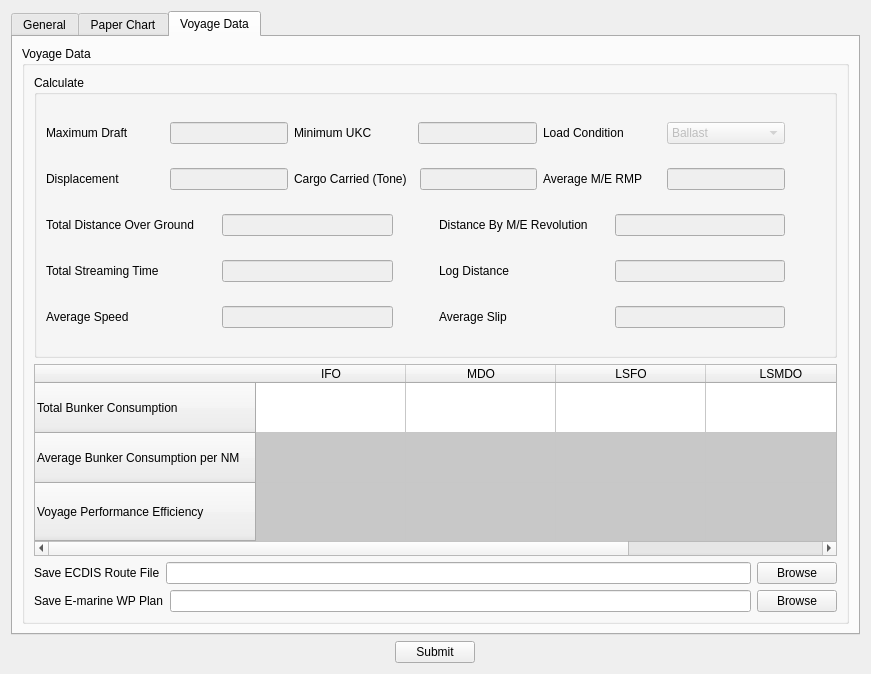
Old version of the form QtUi/loadRoute.ui in the repository heavenlxj/emgui.
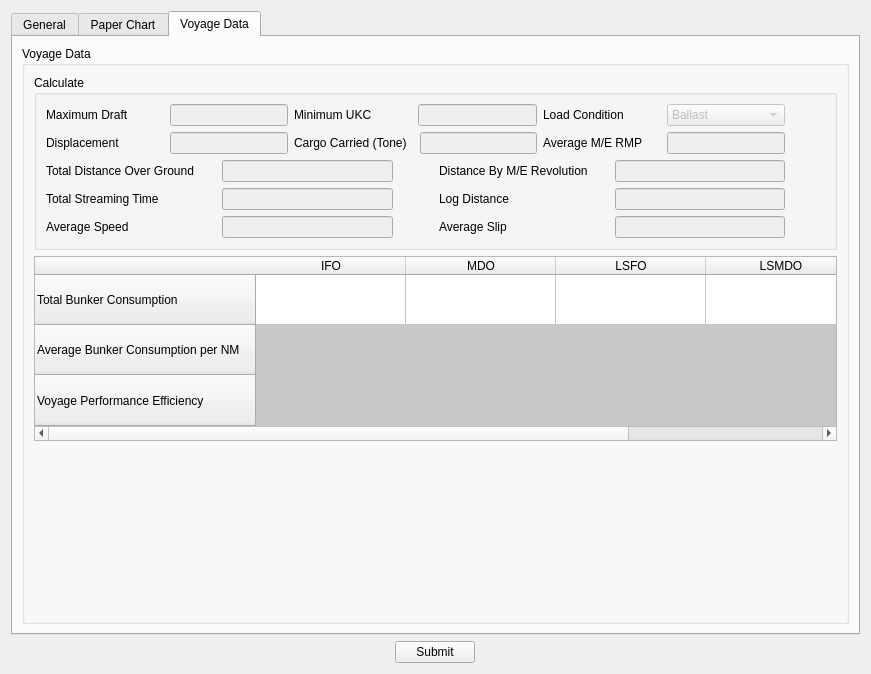
New version of the form. The open tabs and pages were chosen to show the change.

Diff of the .ui file:
```diff
--- a/QtUi/loadRoute.ui
+++ b/QtUi/loadRoute.ui
@@ -1716,84 +1716,17 @@
            </widget>
           </item>
           <item>
-           <layout class="QHBoxLayout" name="horizontalLayout_5">
-            <item>
-             <widget class="QLabel" name="label_35">
-              <property name="sizePolicy">
-               <sizepolicy hsizetype="Fixed" vsizetype="Fixed">
-                <horstretch>0</horstretch>
-                <verstretch>0</verstretch>
-               </sizepolicy>
-              </property>
-              <property name="text">
-               <string>Save ECDIS Route File</string>
-              </property>
-             </widget>
-            </item>
-            <item>
-             <widget class="QLineEdit" name="attach_ecdis_route_file_edit">
-              <property name="sizePolicy">
-               <sizepolicy hsizetype="Preferred" vsizetype="Fixed">
-                <horstretch>0</horstretch>
-                <verstretch>0</verstretch>
-               </sizepolicy>
-              </property>
-             </widget>
-            </item>
-            <item>
-             <widget class="QPushButton" name="attach_ecdis_browse_btn">
-              <property name="sizePolicy">
-               <sizepolicy hsizetype="Fixed" vsizetype="Fixed">
-                <horstretch>0</horstretch>
-                <verstretch>0</verstretch>
-               </sizepolicy>
-              </property>
-              <property name="text">
-               <string>Browse</string>
-              </property>
-             </widget>
-            </item>
-           </layout>
-          </item>
-          <item>
-           <layout class="QHBoxLayout" name="horizontalLayout_6">
-            <item>
-             <widget class="QLabel" name="label_36">
-              <property name="sizePolicy">
-               <sizepolicy hsizetype="Fixed" vsizetype="Fixed">
-                <horstretch>0</horstretch>
-                <verstretch>0</verstretch>
-               </sizepolicy>
-              </property>
-              <property name="text">
-               <string>Save E-marine WP Plan</string>
-              </property>
-             </widget>
-            </item>
-            <item>
-             <widget class="QLineEdit" name="attach_wp_plan_edit">
-              <property name="sizePolicy">
-               <sizepolicy hsizetype="Preferred" vsizetype="Fixed">
-                <horstretch>0</horstretch>
-                <verstretch>0</verstretch>
-               </sizepolicy>
-              </property>
-             </widget>
-            </item>
-            <item>
-             <widget class="QPushButton" name="attach_wp_plan_browse_btn">
-              <property name="sizePolicy">
-               <sizepolicy hsizetype="Fixed" vsizetype="Fixed">
-                <horstretch>0</horstretch>
-                <verstretch>0</verstretch>
-               </sizepolicy>
-              </property>
-              <property name="text">
-               <string>Browse</string>
-              </property>
-             </widget>
-            </item>
-           </layout>
+           <spacer name="verticalSpacer">
+            <property name="orientation">
+             <enum>Qt::Vertical</enum>
+            </property>
+            <property name="sizeHint" stdset="0">
+             <size>
+              <width>20</width>
+              <height>177</height>
+             </size>
+            </property>
+           </spacer>
           </item>
          </layout>
         </widget>
```
